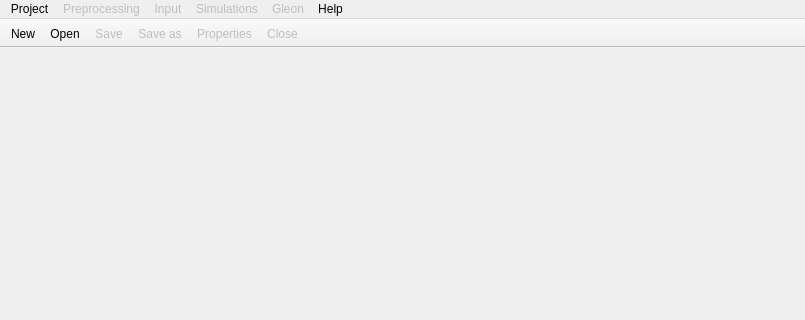
The window that src/ui/main_window.ui (IPH-ECO/iph-eco-gui) describes before a commit, drawn with Qt 5; both pictures show x 0 to 805 and y 0 to 320 of the 805 by 507 pixel window.
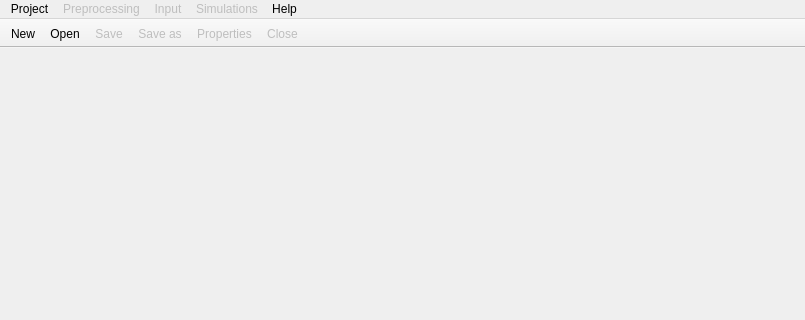
The same window after the commit. Icons and pictures are not drawn.

Diff of the .ui file:
```diff
--- a/src/ui/main_window.ui
+++ b/src/ui/main_window.ui
@@ -29,7 +29,7 @@
      <x>0</x>
      <y>0</y>
      <width>805</width>
-     <height>22</height>
+     <height>21</height>
     </rect>
    </property>
    <widget class="QMenu" name="menuProject">
@@ -89,14 +89,6 @@
     <addaction name="actionManageSimulation"/>
     <addaction name="actionViewResults"/>
    </widget>
-   <widget class="QMenu" name="menuGleon">
-    <property name="enabled">
-     <bool>false</bool>
-    </property>
-    <property name="title">
-     <string>Gleon</string>
-    </property>
-   </widget>
    <widget class="QMenu" name="menuHelp">
     <property name="enabled">
      <bool>true</bool>
@@ -110,7 +102,6 @@
    <addaction name="menuPreprocessing"/>
    <addaction name="menuInput"/>
    <addaction name="menuSimulations"/>
-   <addaction name="menuGleon"/>
    <addaction name="menuHelp"/>
   </widget>
   <widget class="QStatusBar" name="statusBar"/>
```
Left out of the diff: 6 changed lines with no effect on the pictures.
